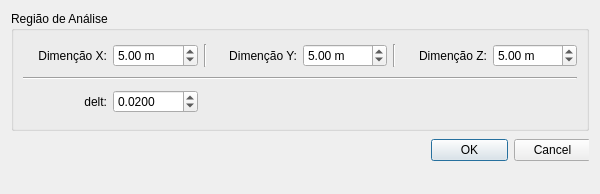
pvmocbel/Lane3dViewer, file final_Interface/dialog_cgerais.ui: the form before one commit.
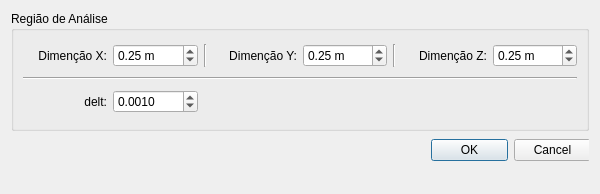
The form after the commit.

Patch:
```diff
--- a/final_Interface/dialog_cgerais.ui
+++ b/final_Interface/dialog_cgerais.ui
@@ -72,7 +72,7 @@
          <double>1000.000000000000000</double>
         </property>
         <property name="value">
-         <double>5.000000000000000</double>
+         <double>0.250000000000000</double>
         </property>
        </widget>
       </item>
@@ -108,7 +108,7 @@
          <double>1000.000000000000000</double>
         </property>
         <property name="value">
-         <double>5.000000000000000</double>
+         <double>0.250000000000000</double>
         </property>
        </widget>
       </item>
@@ -147,7 +147,7 @@
          <double>1000.000000000000000</double>
         </property>
         <property name="value">
-         <double>5.000000000000000</double>
+         <double>0.250000000000000</double>
         </property>
        </widget>
       </item>
@@ -177,7 +177,7 @@
          <number>4</number>
         </property>
         <property name="value">
-         <double>0.020000000000000</double>
+         <double>0.001000000000000</double>
         </property>
        </widget>
       </item>
```
